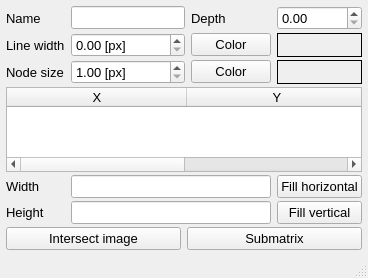
First picture: the form in UIs/nObject.ui, repository NeutrinoToolkit/Neutrino, before the edit.
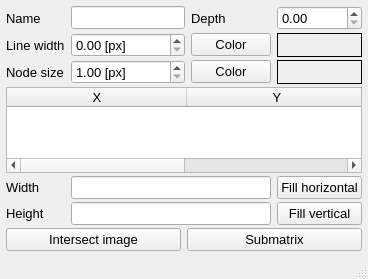
Second picture: the form after the edit.

The edit to the form file:
```diff
--- a/UIs/nObject.ui
+++ b/UIs/nObject.ui
@@ -7,7 +7,7 @@
     <x>0</x>
     <y>0</y>
     <width>368</width>
-    <height>278</height>
+    <height>279</height>
    </rect>
   </property>
   <property name="font">
@@ -27,13 +27,22 @@
      <pointsize>10</pointsize>
     </font>
    </property>
-   <layout class="QGridLayout" name="gridLayout" rowstretch="0,0,0,0,0,0,0,0" columnstretch="0,0,0,0">
+   <layout class="QGridLayout" name="gridLayout" rowstretch="0,0,0,0,0,0,0" columnstretch="0,0,0,0">
+    <property name="leftMargin">
+     <number>6</number>
+    </property>
+    <property name="topMargin">
+     <number>6</number>
+    </property>
+    <property name="rightMargin">
+     <number>6</number>
+    </property>
+    <property name="bottomMargin">
+     <number>6</number>
+    </property>
     <property name="verticalSpacing">
      <number>3</number>
     </property>
-    <property name="margin">
-     <number>6</number>
-    </property>
     <item row="5" column="0">
      <widget class="QLabel" name="label_6">
       <property name="font">
@@ -194,6 +203,11 @@
     </item>
     <item row="3" column="0" colspan="4">
      <widget class="QTableWidget" name="tableWidget">
+      <property name="font">
+       <font>
+        <pointsize>10</pointsize>
+       </font>
+      </property>
       <property name="toolTip">
        <string>These are the coordinates of the Rectangle top-Left and bottom-Right corners</string>
       </property>
```
Left out of the diff: 11 changed lines with no effect on the pictures.
